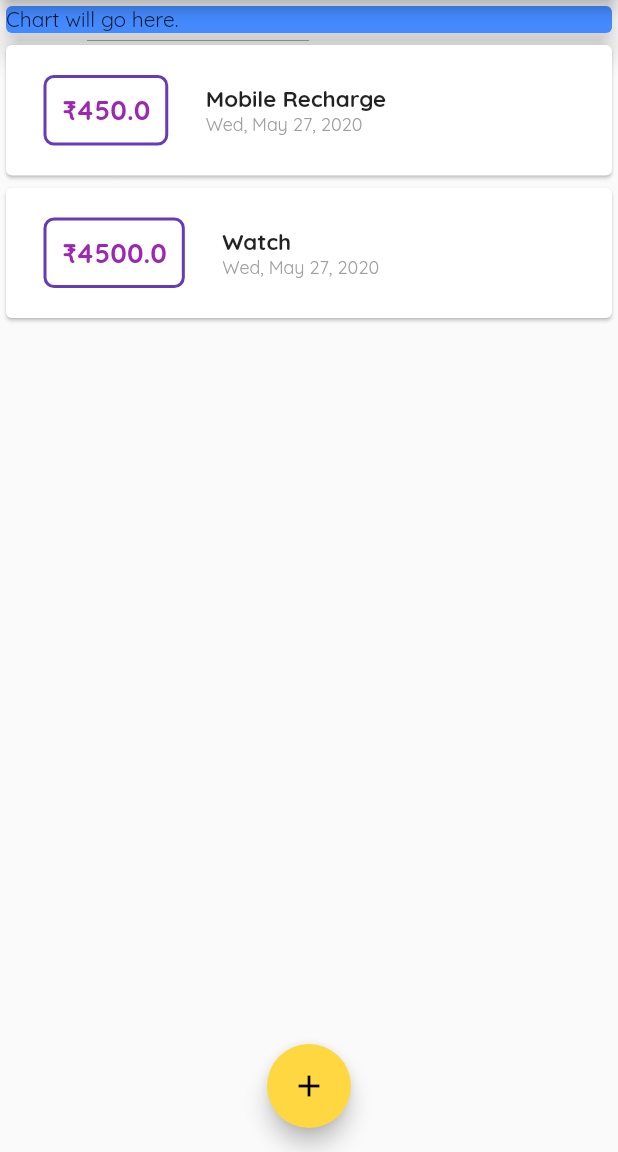
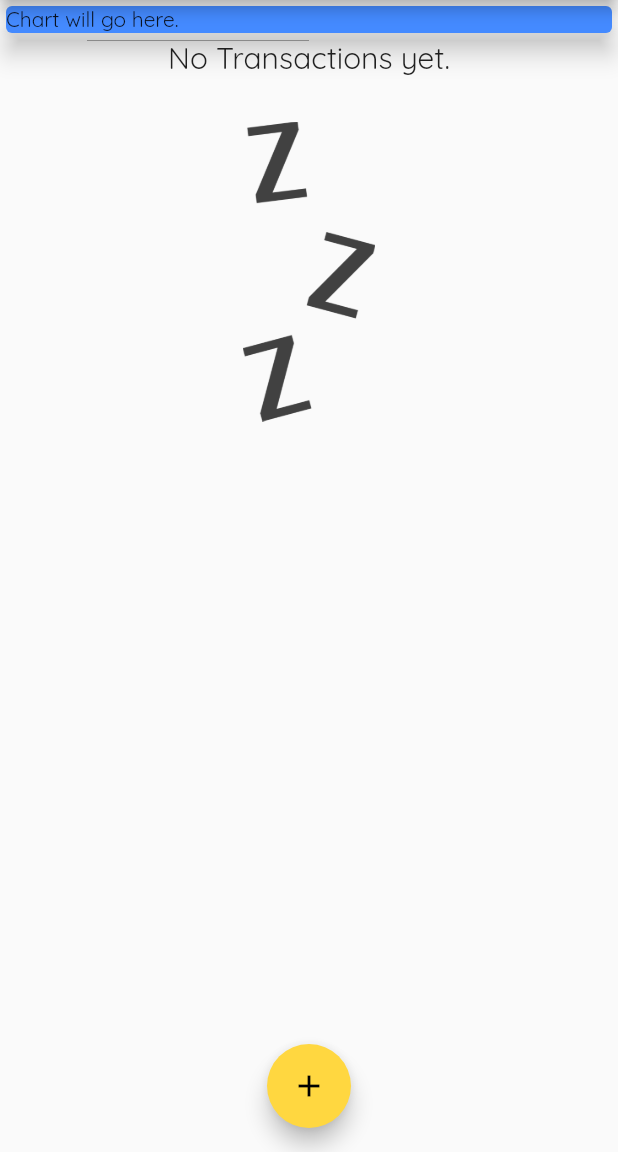
Before and after one commit to harsh2000yadav/Expense-Tracker, a Flutter app: the screen it shows after launch, on a phone screen of 412 x 824 dp, the part 84-1236 px from its top. Run offline on Flutter 3.47's test engine with Material 2 defaults, Android fonts, the phone set to English and light mode, and no system bars.

Commit message:
Loading image

```diff
--- a/lib/main.dart
+++ b/lib/main.dart
@@ -44,8 +44,8 @@ class MyHomePage extends StatefulWidget {
 class _MyHomePageState extends State<MyHomePage> {
 
   final List<Transaction> _userTransactions =[
-     Transaction(id: 't1', title: 'Mobile Recharge', amount: 450 , date: DateTime.now()),
-    Transaction(id: 't2', title: 'Watch', amount: 4500 , date: DateTime.now()),
+    // Transaction(id: 't1', title: 'Mobile Recharge', amount: 450 , date: DateTime.now()),
+    // Transaction(id: 't2', title: 'Watch', amount: 4500 , date: DateTime.now()),
    ];
 
    void _addNewTransaction(String txTitle, double txAmount){
--- a/lib/widgets/transaction_list.dart
+++ b/lib/widgets/transaction_list.dart
@@ -12,7 +12,20 @@ class TransactionList extends StatelessWidget {
   Widget build(BuildContext context) {
     return Container(
       height: 500,
-      child: ListView.builder(
+      child: transactions.isEmpty?
+      Column(
+        children: <Widget>[
+          Text('No Transactions yet.',
+          style: Theme.of(context).textTheme.headline6),
+          SizedBox(
+            height: 30,
+          ),
+          Container(
+            height: 200 ,
+            child: Image.asset('assets/images/waiting.png', fit: BoxFit.cover,))
+        ],
+      )
+      : ListView.builder(
             itemBuilder: (ctx,index){
 
                 return Card(
--- a/pubspec.yaml
+++ b/pubspec.yaml
@@ -46,6 +46,9 @@ flutter:
   # the material Icons class.
   uses-material-design: true
 
+  assets:
+    - assets/images/waiting.png
+
   fonts:
     - family: OpenSans
       fonts:
```
Also changed, not shown: assets/images/waiting.png (added).
